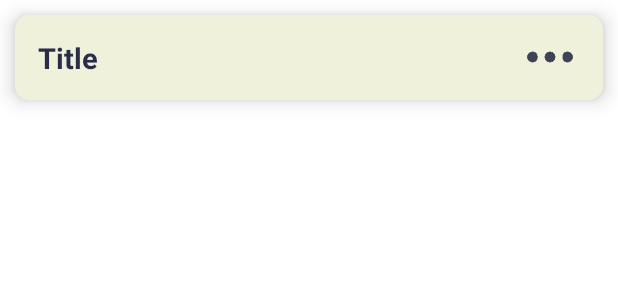
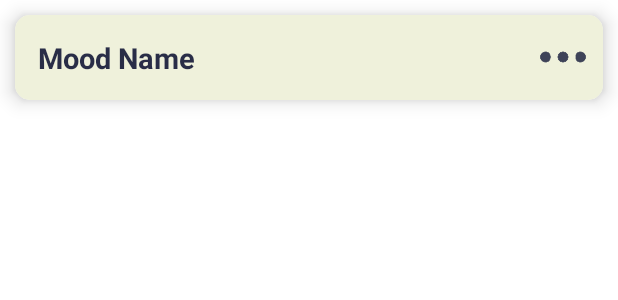
Before and after one commit to Lyamir/Moodegy, an Android app: the layout moods_item.xml on its own in the app's theme, with its tools: preview values and no code run, on a phone screen of 412 x 824 dp. Shown: the top 300 px of the screen. Run offline under Robolectric (Android 15) with nearby library versions, the phone set to English and light mode, and no system bars.

Commit message:
Updated mood and activity list item

```diff
--- a/app/src/main/res/layout/activities_item.xml
+++ b/app/src/main/res/layout/activities_item.xml
@@ -19,7 +19,7 @@
             android:layout_width="wrap_content"
             android:layout_height="wrap_content"
             android:layout_margin="15dp"
-            android:text="Title"
+            android:text="Activity Name"
             android:textColor="#D703082B"
             android:textSize="19sp"
             android:textStyle="bold"/>
--- a/app/src/main/res/layout/moods_item.xml
+++ b/app/src/main/res/layout/moods_item.xml
@@ -19,7 +19,7 @@
             android:layout_width="wrap_content"
             android:layout_height="wrap_content"
             android:layout_margin="15dp"
-            android:text="Title"
+            android:text="Mood Name"
             android:textColor="#D703082B"
             android:textSize="19sp"
             android:textStyle="bold"/>
@@ -30,7 +30,7 @@
             android:layout_height="40dp"
             android:layout_marginTop="8dp"
             android:layout_marginRight="10dp"
-            android:layout_marginLeft="266dp"
+            android:layout_marginLeft="210dp"
             android:src="@drawable/more" />
     </LinearLayout>
 
```
